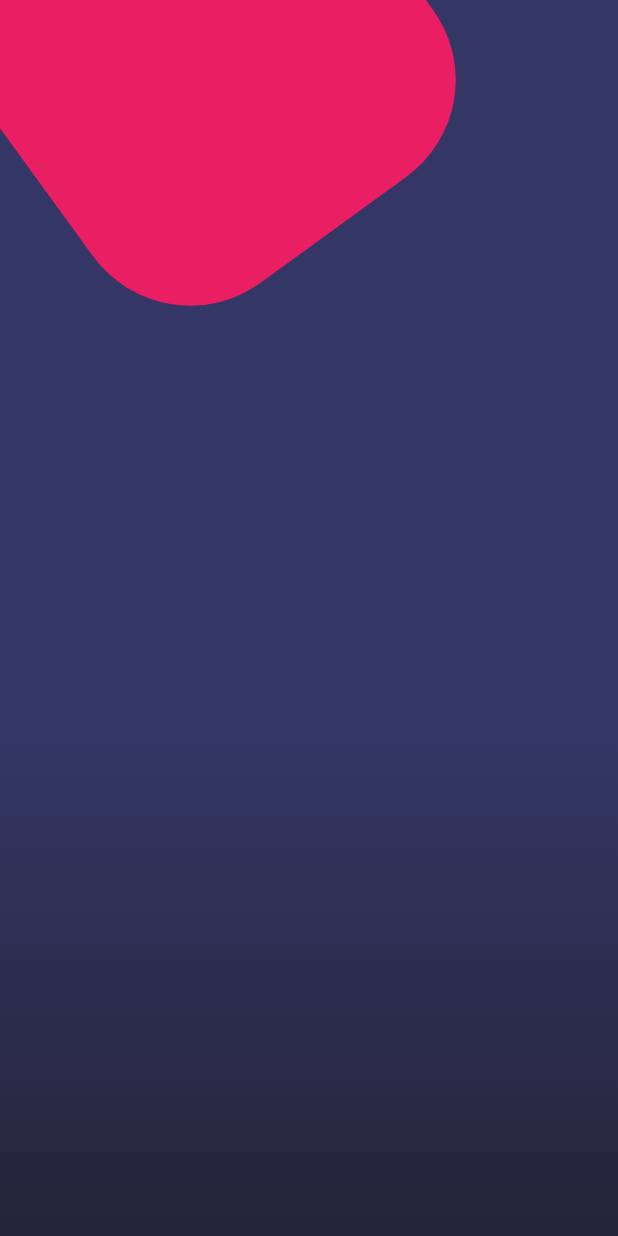
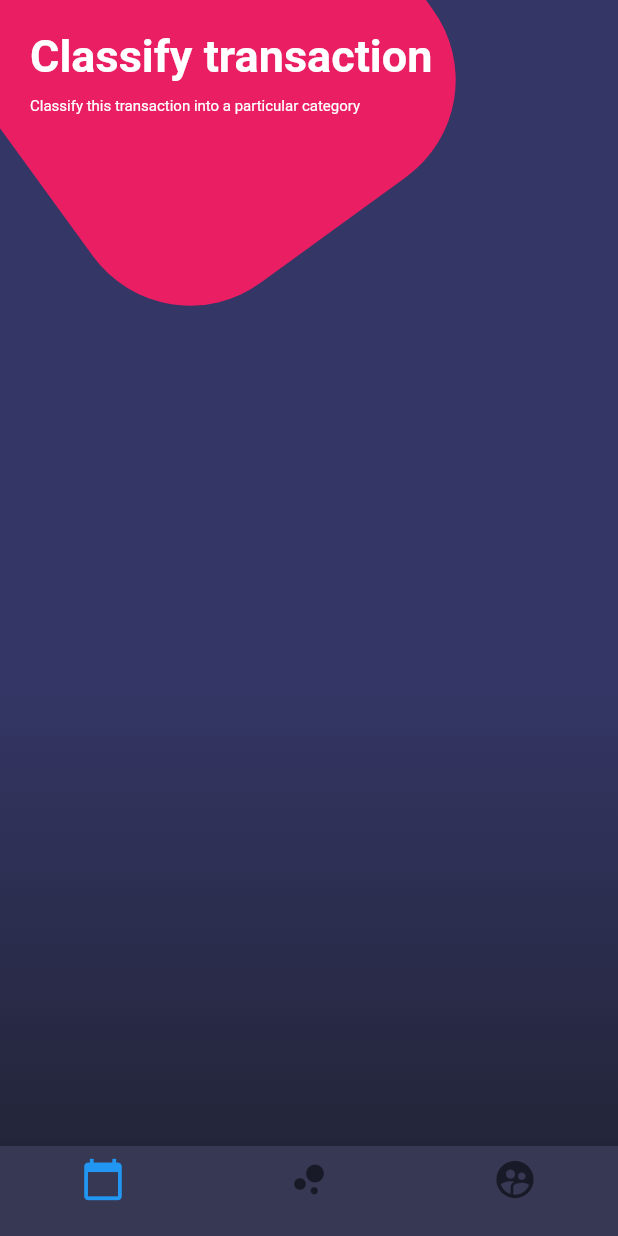
Before and after one commit to dafma/scroll_view_flutter, a Flutter app: the screen it shows after launch, on a phone screen of 412 x 824 dp. Run offline on Flutter 3.47's test engine with Material 2 defaults, Android fonts, the phone set to English and light mode, and no system bars; our stand-ins replace splashscreen.

Commit message:
first commit

```diff
--- a/lib/main.dart
+++ b/lib/main.dart
@@ -1,4 +1,5 @@
 import 'package:flutter/material.dart';
+import 'package:flutter/services.dart';
 import 'package:scroll_view/pages/botones_page.dart';
 import 'package:scroll_view/pages/scroll_page.dart';
 import 'package:splashscreen/splashscreen.dart';
@@ -34,6 +35,12 @@ class InicioSplash extends StatefulWidget {
 class _InicioSplashState extends State<InicioSplash> {
   @override
   Widget build(BuildContext context) {
+
+    //  pone de color blanco la barra de hasta arriba
+    SystemChrome.setSystemUIOverlayStyle( SystemUiOverlayStyle.light.copyWith(
+      statusBarColor: Colors.white,
+    ));
+
     return SplashScreen(
       title: Text("Bienvenido", style: new TextStyle(fontWeight: FontWeight.bold, fontSize: 20.0)),
       seconds: 8,
--- a/lib/pages/botones_page.dart
+++ b/lib/pages/botones_page.dart
@@ -13,12 +13,14 @@ class BotonesPage extends StatelessWidget{
           SingleChildScrollView(
             child: Column(
               children: <Widget>[
-
+                _titulos(),
               ],
             ),
           )
+
         ],
-      )
+      ),
+      bottomNavigationBar: _bootomNavigationVar(context)
     );
   }
 
@@ -76,4 +78,48 @@ class BotonesPage extends StatelessWidget{
       ],
     );
   }
+
+  Widget _titulos(){
+    return SafeArea(
+        child: Container(
+          padding: EdgeInsets.all(20.0),
+          child: Column(
+            // alinea hacia la izquierda la informacion
+            crossAxisAlignment: CrossAxisAlignment.start,
+            children: <Widget>[
+              Text("Classify transaction", style: TextStyle(color: Colors.white, fontSize: 30.0, fontWeight: FontWeight.bold),),
+              SizedBox( height: 10.0),
+              Text("Classify this transaction into a particular category", style: TextStyle(color: Colors.white, fontSize: 10.0)),
+            ]
+          ),
+      ),
+    );
+  }
+
+  Widget _bootomNavigationVar(BuildContext context){
+    return Theme(
+      data: Theme.of(context).copyWith(
+        canvasColor: Color.fromRGBO(55, 57, 84, 1.0),
+        primaryColor: Colors.pinkAccent,
+        textTheme: Theme.of(context).textTheme
+        .copyWith( caption: TextStyle(color: Color.fromRGBO(116, 117, 152, 1.0) ))
+      ),
+      child: BottomNavigationBar(
+        items: [
+          BottomNavigationBarItem(
+            icon: Icon(Icons.calendar_today, size: 30.0,),
+            title: Container()
+          ),
+          BottomNavigationBarItem(
+            icon: Icon(Icons.bubble_chart, size: 30.0,),
+            title: Container()
+          ),
+          BottomNavigationBarItem(
+            icon: Icon(Icons.supervised_user_circle, size: 30.0,),
+            title: Container()
+          ),
+        ],
+      )
+    );
+  }
 }
```
